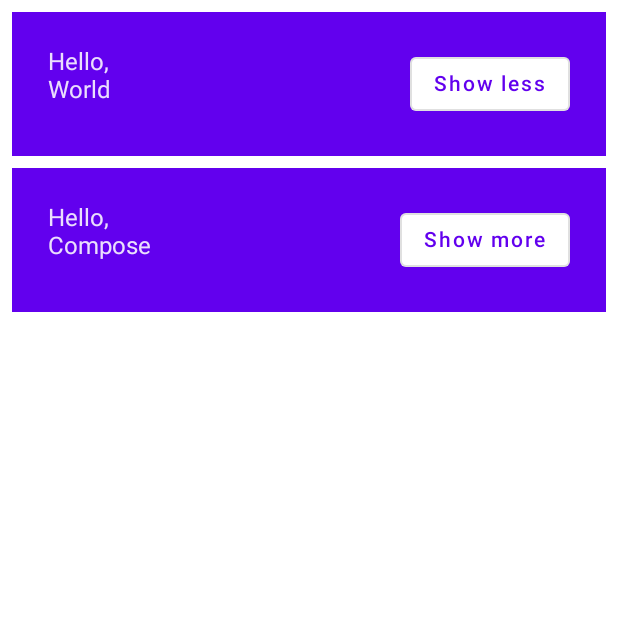
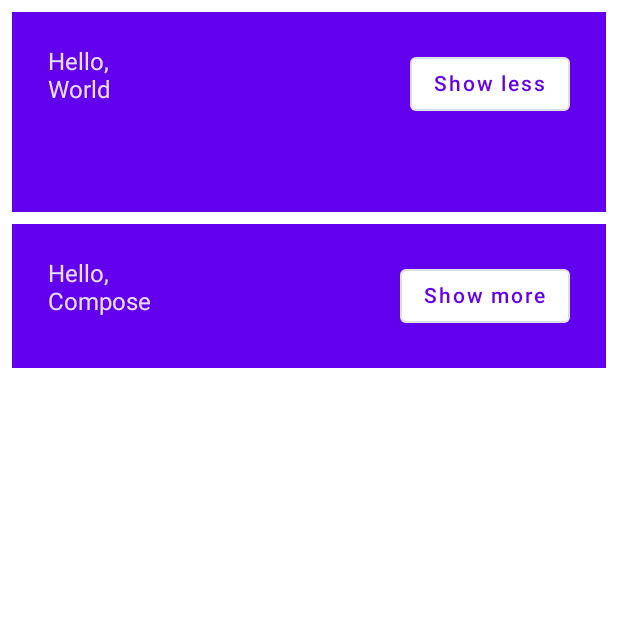
Before and after one commit to EleoXDA/JComposeBasics_KT, an Android app built with Jetpack Compose: the screen it shows after launch (MainActivity), after a tap on "Show more", on a phone screen of 412 x 824 dp, the top half of it. Run offline under Robolectric (Android 15) with nearby library versions, the phone set to English and light mode, and no system bars.

Commit message:
Adding expandability to the clickable button

```diff
--- a/app/src/main/java/eu/eleo/jcomposebasics/MainActivity.kt
+++ b/app/src/main/java/eu/eleo/jcomposebasics/MainActivity.kt
@@ -51,12 +51,14 @@ private fun JCB(names: List<String> = listOf("World", "Compose")){
 @Composable
 private fun Greeting(name: String) {
     val expanded = remember { mutableStateOf(false) }
+    val extraPadding = if (expanded.value) 48.dp else 0.dp
     Surface(
         color = MaterialTheme.colors.primary,
         modifier = Modifier.padding(vertical = 4.dp, horizontal = 8.dp)
     ) {
         Row (modifier = Modifier.padding(24.dp)) {
-            Column (modifier = Modifier.weight(1f)) {
+            Column (modifier = Modifier.weight(1f).padding(bottom = extraPadding)
+            ) {
                 Text(text = "Hello,")
                 Text(text = name)
             }
```
